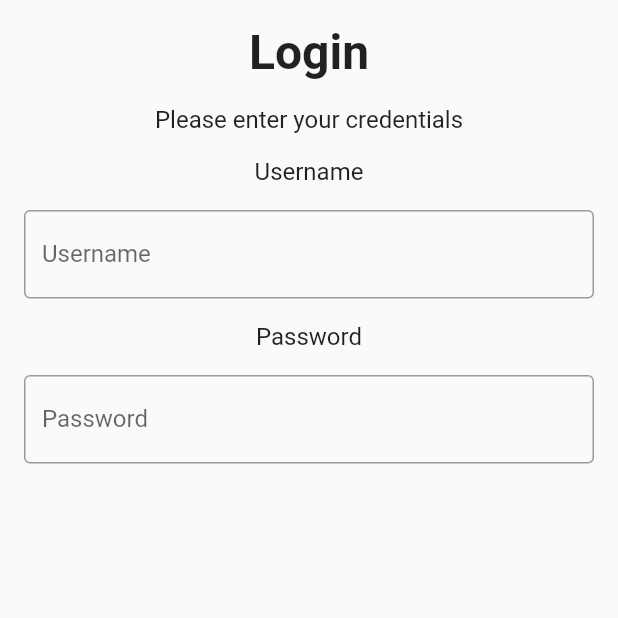
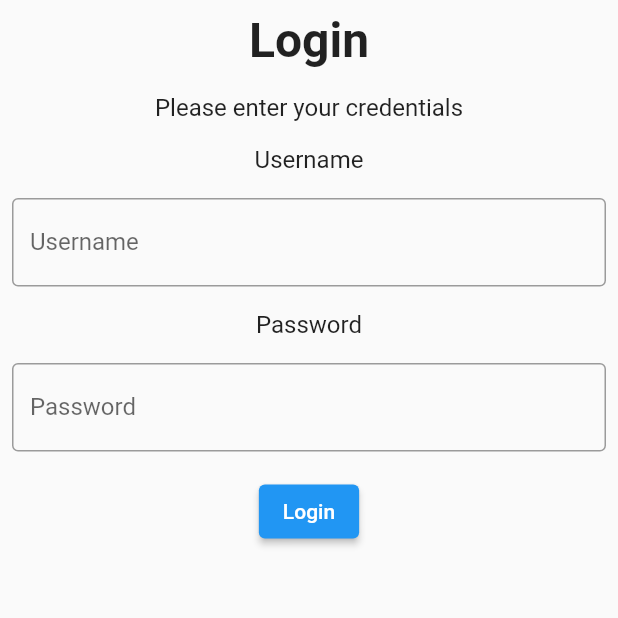
Before and after one commit to LUSEDOU/inventory_app, a Flutter app: the screen it shows after launch, on a phone screen of 412 x 824 dp, the top half of it. Run offline on Flutter 3.47's test engine with Material 2 defaults, Android fonts, the phone set to English and light mode, and no system bars; our stand-ins replace bloc, flutter_bloc; generated files the repository leaves out were written again.

Commit message:
feat: Create Form
Create LoginForm widget

```diff
--- a/lib/login/view/login_page.dart
+++ b/lib/login/view/login_page.dart
@@ -19,71 +19,77 @@ class LoginView extends StatelessWidget {
 
   @override
   Widget build(BuildContext context) {
-    return Scaffold(
+    return const Scaffold(
       body: SafeArea(
-        child: SingleChildScrollView(
         child: Padding(
-            padding: const EdgeInsets.all(16),
-            child: Column(
-              mainAxisAlignment: MainAxisAlignment.center,
-              children: const [
-                Text(
+          padding: EdgeInsets.all(8),
+          child: LoginForm(),
+        ),
+      ),
+    );
+  }
+}
+
+class LoginForm extends StatelessWidget {
+  const LoginForm({super.key});
+
+  @override
+  Widget build(BuildContext context) {
+    return Column(
+      children: [
+        const Text(
           'Login',
           style: TextStyle(
             fontSize: 32,
             fontWeight: FontWeight.w600,
           ),
         ),
-                SizedBox(height: 16),
-                Text(
+        const SizedBox(height: 16),
+        const Text(
           'Please enter your credentials',
           style: TextStyle(
             fontSize: 16,
             fontWeight: FontWeight.w400,
           ),
         ),
-                SizedBox(height: 16),
-                Text(
+        const SizedBox(height: 16),
+        const Text(
           'Username',
           style: TextStyle(
             fontSize: 16,
             fontWeight: FontWeight.w400,
           ),
         ),
-                SizedBox(height: 16),
-                TextField(
+        const SizedBox(height: 16),
+        const TextField(
           decoration: InputDecoration(
             border: OutlineInputBorder(),
             labelText: 'Username',
           ),
         ),
-                SizedBox(height: 16),
-                Text(
+        const SizedBox(height: 16),
+        const Text(
           'Password',
           style: TextStyle(
             fontSize: 16,
             fontWeight: FontWeight.w400,
           ),
         ),
-                SizedBox(height: 16),
-                TextField(
+        const SizedBox(height: 16),
+        const TextField(
           decoration: InputDecoration(
             border: OutlineInputBorder(),
             labelText: 'Password',
           ),
         ),
-                SizedBox(height: 16),
-                // RaisedButton(
-                //   onPressed: () {
-                //     context.bloc<LoginCubit>().login();
-                //   },
-                //   child: const Text('Login'),
-                // ),
+        const SizedBox(height: 16),
+        ElevatedButton(
+          onPressed: () {
+            // context.bloc<LoginCubit>().login();
+          },
+          child: const Text('Login'),
+        ),
       ],
-            ),
-          ),
-        ),
-      ),
     );
   }
 }
```
Lines whose indentation alone changed are shown as unchanged.
